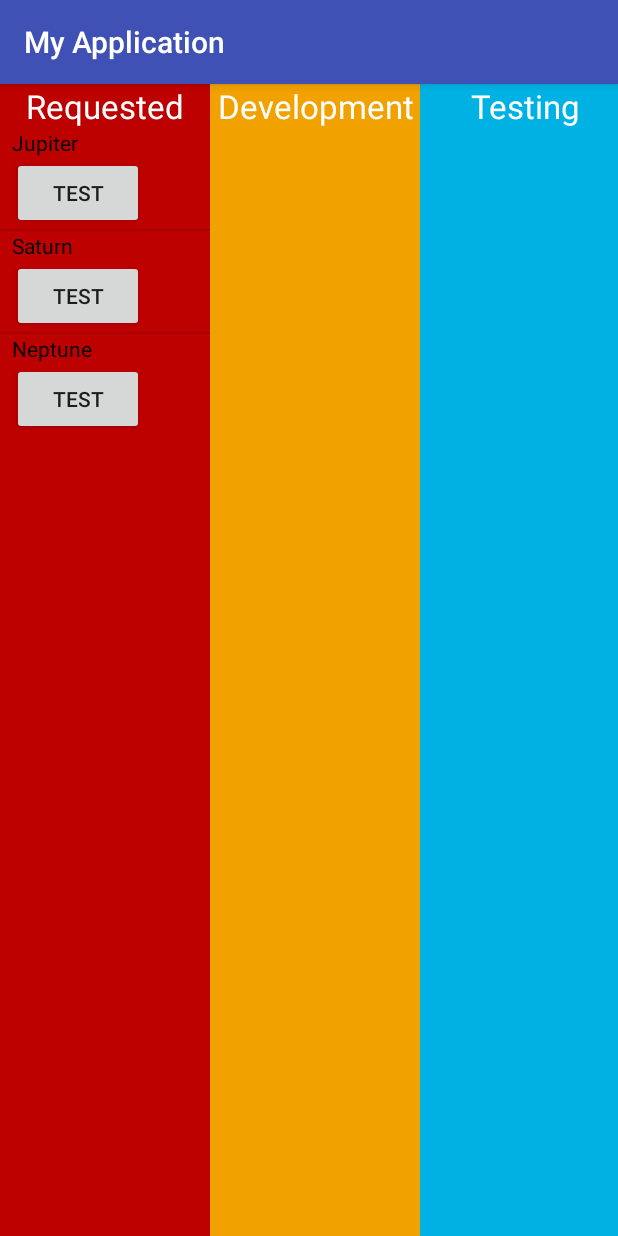
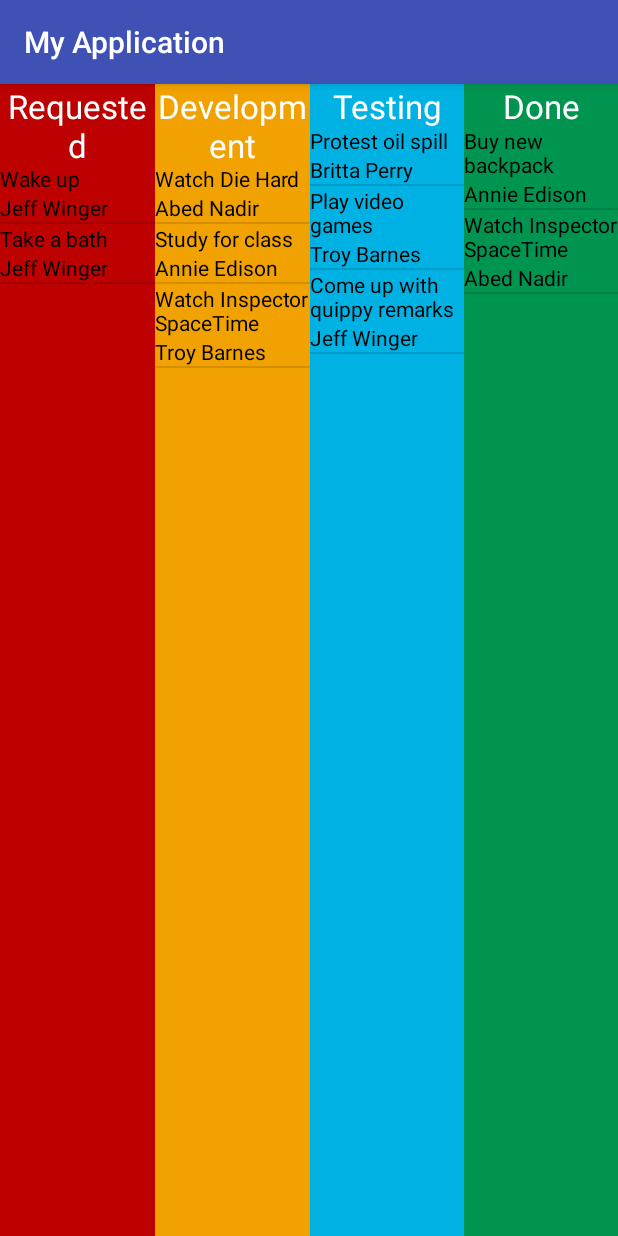
Before and after one commit to vincentfiestada/kanbanize, an Android app: the screen it shows after launch (MainActivity), on a phone screen of 412 x 824 dp. Run offline under Robolectric (Android 15) with nearby library versions, the phone set to English and light mode, and no system bars; pictures from the network do not load; 1 statement that could not run was skipped.

Commit message:
Drag n Drop working

```diff
--- a/app/src/main/AndroidManifest.xml
+++ b/app/src/main/AndroidManifest.xml
@@ -19,7 +19,7 @@
         <service android:name="org.eclipse.paho.android.service.MqttService" >
         </service>
 
-        <activity android:name=".MainActivity">
+        <activity android:name="vcx.myapplication.MainActivity">
             <intent-filter>
                 <action android:name="android.intent.action.MAIN" />
 
--- /dev/null
+++ b/app/src/main/java/vcx/myapplication/DragArgs.java
@@ -0,0 +1,19 @@
+package vcx.myapplication;
+
+import java.util.List;
+import android.view.View;
+
+/**
+ * Holds state information about a Task being dragged
+ */
+public class DragArgs {
+
+    public DragArgs(Task task, View srcView)
+    {
+        this.task = task;
+        this.sourceView = srcView;
+    }
+
+    public View sourceView;
+    public Task task;
+}
--- /dev/null
+++ b/app/src/main/java/vcx/myapplication/ItemDrag.java
@@ -0,0 +1,46 @@
+package vcx.myapplication;
+
+import android.view.DragEvent;
+import android.view.View;
+import android.widget.ListView;
+import android.util.Log;
+
+/**
+ * Handles an item being dragged (see TaskListFragment and TaskListAdapter)
+ */
+class ItemDrag implements View.OnDragListener {
+    @Override
+    public boolean onDrag (View v, DragEvent event) {
+
+        Log.d("Drag", Integer.toString(event.getAction()));
+
+        if (event.getAction() == DragEvent.ACTION_DROP) {
+            Log.d("DragListener", "Dropping");
+            // Parse state of drag event
+            DragArgs passed = (DragArgs) event.getLocalState();
+            Task draggedTask = passed.task;
+            ListView sourceView = (ListView) passed.sourceView.getParent();
+            TaskListAdapter src = (TaskListAdapter) sourceView.getAdapter();
+            // Get destination view and list
+            ListView destView = (ListView) v.getParent();
+            TaskListAdapter dest = (TaskListAdapter) destView.getAdapter();
+            // Remove Task from source and add to destination
+            if (src.getList().remove(draggedTask)) {
+                draggedTask.setStatus(dest.getStatus());
+                dest.getList().add(draggedTask);
+            }
+
+            // Publish to MQTT broker
+            MQTTClient.publishStatusChange(draggedTask.getId(), draggedTask.getStatus());
+
+            // Make sure data binding is updated
+            src.notifyDataSetChanged();
+            dest.notifyDataSetChanged();
+            // Scroll to position of new item (last)
+            destView.smoothScrollToPosition(dest.getCount() - 1);
+
+        }
+
+        return true;
+    }
+}
--- /dev/null
+++ b/app/src/main/java/vcx/myapplication/LongItemClick.java
@@ -0,0 +1,28 @@
+package vcx.myapplication;
+
+import android.content.ClipData;
+import android.view.View;
+import android.widget.AdapterView;
+
+import android.util.Log;
+import java.util.List;
+
+/**
+ * Listener for long item click in TaskListFragment
+ */
+public class LongItemClick implements AdapterView.OnItemLongClickListener {
+    @Override
+    public boolean onItemLongClick (AdapterView<?> parent, View view, int position, long id) {
+        Task selectedTask = (Task) parent.getItemAtPosition (position);
+
+        Log.d("LongItemClick", selectedTask.getName());
+
+        DragArgs state = new DragArgs(selectedTask, view);
+
+        ClipData data = ClipData.newPlainText("taskName", selectedTask.getName());
+        View.DragShadowBuilder shadow = new View.DragShadowBuilder(view);
+        view.startDrag (data, shadow, state, 0);
+
+        return true;
+    }
+}
--- /dev/null
+++ b/app/src/main/java/vcx/myapplication/MQTTClient.java
@@ -0,0 +1,46 @@
+package vcx.myapplication;
+
+import android.util.Log;
+import android.content.Context;
+
+import org.eclipse.paho.android.service.MqttAndroidClient;
+import org.eclipse.paho.client.mqttv3.MqttConnectOptions;
+import org.eclipse.paho.client.mqttv3.MqttException;
+import org.eclipse.paho.client.mqttv3.MqttMessage;
+
+/**
+ * Provides static methods for MQTT transactions
+ */
+public class MQTTClient {
+
+    public MQTTClient(Context context, String serverURL, String name) {
+        if (client == null) {
+            // Create MQTT Client
+            client = new MqttAndroidClient(context, serverURL, name);
+            try
+            {
+                client.connect(new MqttConnectOptions(),
+                        new Reactor(context.getApplicationContext(), Reactor.Action.CONNECT));
+            }
+            catch(Exception e)
+            {
+                Log.d("MQTT", e.getMessage());
+            }
+        }
+    }
+
+    private static MqttAndroidClient client;
+
+    public static void publishStatusChange(long id, Task.Status newStatus)
+    {
+        if (client != null && client.isConnected())
+        {
+            try {
+                client.publish("vcx.kanban", new MqttMessage("Moved".getBytes()));
+            }
+            catch(MqttException e) {
+                Log.d("ERR", e.getMessage());
+            }
+        }
+    }
+}
--- a/app/src/main/java/vcx/myapplication/MainActivity.java
+++ b/app/src/main/java/vcx/myapplication/MainActivity.java
@@ -1,14 +1,7 @@
 package vcx.myapplication;
-
+import android.app.FragmentManager;
 import android.support.v7.app.AppCompatActivity;
 import android.os.Bundle;
-import android.view.View;
-
-import android.util.Log;
-
-import org.eclipse.paho.android.service.*;
-
-import org.eclipse.paho.client.mqttv3.*;
 
 public class MainActivity extends AppCompatActivity {
 
@@ -17,39 +10,33 @@ public class MainActivity extends AppCompatActivity {
         super.onCreate(savedInstanceState);
         setContentView(R.layout.activity_main);
 
-//        // Start the MqttService
-//        this.startService(new Intent(getBaseContext(), MqttService.class));
+        // Initialize Tasks
+        new Tasks();
+
+        // Initialize MQTT Client
+        new MQTTClient(getApplicationContext(), getResources().getString(R.string.broker_uri), "vcx");
+
+        /* --------------------------------------------
+         * Get List Fragments and add tasks to adapters
+         */
+        FragmentManager fm = getFragmentManager();
+        // Column 1 (Requested)
+        TaskListFragment col1 = (TaskListFragment) fm.findFragmentById(R.id.column1);
+        col1.setListAdapter(new TaskListAdapter(this, Tasks.getRequested(), Task.Status.REQUESTED));
+        col1.getListView().setOnItemLongClickListener(new LongItemClick());
+        // Column 2 (Development)
+        TaskListFragment col2 = (TaskListFragment) fm.findFragmentById(R.id.column2);
+        col2.setListAdapter(new TaskListAdapter(this, Tasks.getDevelopment(), Task.Status.DEVELOPMENT));
+        col2.getListView().setOnItemLongClickListener(new LongItemClick());
+        // Column 3 (Testing)
+        TaskListFragment col3 = (TaskListFragment) fm.findFragmentById(R.id.column3);
+        col3.setListAdapter(new TaskListAdapter(this, Tasks.getTesting(), Task.Status.TESTING));
+        col3.getListView().setOnItemLongClickListener(new LongItemClick());
+        // Column 4 (Done)
+        TaskListFragment col4 = (TaskListFragment) fm.findFragmentById(R.id.column4);
+        col4.setListAdapter(new TaskListAdapter(this, Tasks.getDone(), Task.Status.DONE));
+        col4.getListView().setOnItemLongClickListener(new LongItemClick());
     }
 
-    private MqttAndroidClient client;
-
     // TODO: Handle onDragEvent
-    // TODO: Create classes for Task, user
-    // TODO: import MQTT service
-
-    public void notify(View v)
-    {
-        // Create new MQTT client
-        Log.d("click", "Hi");
-
-        if (this.client == null)
-        {
-            // Create MQTT Client
-            this.client = new MqttAndroidClient(getApplicationContext(), getResources().getString(R.string.broker_uri), "test1");
-            try
-            {
-                client.connect(new MqttConnectOptions(),
-                        new Reactor(getBaseContext(), Reactor.Action.CONNECT));
-            }
-            catch(Exception e)
-            {
-                Log.d("Err", e.getMessage());
-            }
-        }
-
-        if (client.isConnected())
-        {
-            Log.d("Hello", "hi");
-        }
-    }
 }
--- /dev/null
+++ b/app/src/main/java/vcx/myapplication/Task.java
@@ -0,0 +1,97 @@
+package vcx.myapplication;
+
+import java.util.HashMap;
+import java.util.StringTokenizer;
+
+/**
+ * Represents a Kanban task
+ */
+public class Task {
+
+    enum Status {
+        REQUESTED,
+        DEVELOPMENT,
+        TESTING,
+        DONE
+    }
+
+    public Task(String name, User user)
+    {
+        this.id = nextId;
+        nextId++;
+        this.name = name;
+        this.assignedUser = user;
+        this.status = Status.REQUESTED;
+    }
+
+    public Task(String name, User user, Status status)
+    {
+        this.id = nextId;
+        nextId++;
+        this.name = name;
+        this.assignedUser = user;
+        this.status = status;
+    }
+
+    public Task(long id, String name, User user)
+    {
+        this.id = id;
+        this.name = name;
+        this.assignedUser = user;
+        this.status = Status.REQUESTED;
+    }
+
+    public Task(long id, String name, User user, Status status)
+    {
+        this.id = id;
+        this.name = name;
+        this.assignedUser = user;
+        this.status = status;
+    }
+
+    private static long nextId = 0;
+    private long id;
+    private String name;
+    private User assignedUser;
+    private Status status;
+
+    /**
+     * ----------------------
+     * Getters and Setters
+     */
+
+    public long getId() {
+        return this.id;
+    }
+
+    public String getName()
+    {
+        return this.name;
+    }
+
+    public void setName(String name)
+    {
+        this.name = name;
+    }
+
+    public User getUser()
+    {
+        return this.assignedUser;
+    }
+
+    public void setUser(User user) {
+        this.assignedUser = user;
+    }
+
+    public Status getStatus() {
+        return this.status;
+    }
+
+    public void setStatus(Status status) {
+        this.status = status;
+    }
+
+    public boolean equals(Task t) {
+        return (id == t.getId());
+    }
+}
--- /dev/null
+++ b/app/src/main/java/vcx/myapplication/TaskListAdapter.java
@@ -0,0 +1,77 @@
+package vcx.myapplication;
+
+import android.app.Activity;
+import android.content.Context;
+import android.view.LayoutInflater;
+import android.view.View;
+import android.view.ViewGroup;
+import android.widget.BaseAdapter;
+import android.widget.TextView;
+
+import java.util.List;
+
+/**
+ * List adapter meant to be used with TaskListFragment
+ */
+public class TaskListAdapter extends BaseAdapter {
+
+    class TaskViewWrapper {
+        TextView titleView;
+        TextView userView;
+    }
+
+    TaskListAdapter(Context context, List<Task> l, Task.Status status) {
+        this.context = context;
+        this.tasks = l;
+        this.status = status;
+    }
+
+    private Context context;
+    private List<Task> tasks;
+    private Task.Status status;
+
+    @Override
+    public int getCount() {
+        return tasks.size();
+    }
+
+    @Override
+    public Object getItem (int position) {
+        return tasks.get(position);
+    }
+
+    @Override
+    public long getItemId (int position) {
+        return position;
+    }
+
+    @Override
+    public View getView (int position, View convertView, ViewGroup parent) {
+        View v = convertView;
+
+        if (v == null) {
+            LayoutInflater inflater = ((Activity) context).getLayoutInflater();
+            v = inflater.inflate(R.layout.task_list_fragment, null);
+
+            TaskViewWrapper taskView = new TaskViewWrapper();
+            taskView.titleView = (TextView) v.findViewById (R.id.task_title_label);
+            taskView.userView = (TextView) v.findViewById(R.id.task_user_label);
+            v.setTag(taskView);
+        }
+
+        TaskViewWrapper taskView = (TaskViewWrapper) v.getTag();
+        taskView.titleView.setText(tasks.get (position).getName());
+        taskView.userView.setText(tasks.get(position).getUser().getName());
+
+        v.setOnDragListener(new ItemDrag());
+
+        return v;
+    }
+
+    public List<Task> getList() {
+        return tasks;
+    }
+    public Task.Status getStatus() {
+        return this.status;
+    }
+}
--- a/app/src/main/java/vcx/myapplication/TaskListFragment.java
+++ b/app/src/main/java/vcx/myapplication/TaskListFragment.java
@@ -6,28 +6,16 @@ import android.view.ViewGroup;
 import android.view.LayoutInflater;
 import android.os.Bundle;
 import android.util.Log;
+import android.widget.AdapterView;
 import android.widget.SimpleAdapter;
 
 import java.util.ArrayList;
 import java.util.HashMap;
+import java.util.Map;
 
 public class TaskListFragment extends ListFragment {
     @Override
     public View onCreateView(LayoutInflater inflater, ViewGroup container, Bundle savedInstanceState) {
-        ArrayList<HashMap<String, String>> planets = new ArrayList<>();
-        HashMap<String, String> jupiter = new HashMap<>();
-        jupiter.put("name", "Jupiter");
-        HashMap<String, String> saturn = new HashMap<>();
-        saturn.put("name", "Saturn");
-        HashMap<String, String> neptune = new HashMap<>();
-        neptune.put("name", "Neptune");
-        planets.add(jupiter);
-        planets.add(saturn);
-        planets.add(neptune);
-        Log.d("v", planets.toString());
-        String[] columns = new String[]{"name"};
-        int[] columnViews = new int[]{R.id.task_title_label};
-        this.setListAdapter(new SimpleAdapter(inflater.getContext(), planets, R.layout.task_list_fragment, columns, columnViews));
         // Let super class handle the grunt work
         return super.onCreateView(inflater, container, savedInstanceState);
     }
--- /dev/null
+++ b/app/src/main/java/vcx/myapplication/Tasks.java
@@ -0,0 +1,92 @@
+package vcx.myapplication;
+
+import java.util.List;
+import java.util.ArrayList;
+import java.util.HashMap;
+
+/**
+ * Static class which represents the collection of tasks
+ */
+public class Tasks {
+
+    public Tasks()
+    {
+        if (tasks_req == null)
+        {
+            tasks_req = new ArrayList<>();
+            tasks_dev = new ArrayList<>();
+            tasks_test = new ArrayList<>();
+            tasks_done = new ArrayList<>();
+        }
+        // TODO: initiate from resource
+        User jeff = new User(1, "Jeff Winger");
+        User abed = new User(2, "Abed Nadir");
+        User annie = new User(3, "Annie Edison");
+        User troy = new User(4, "Troy Barnes");
+        User britta = new User(4, "Britta Perry");
+        add(new Task("Wake up", jeff));
+        add(new Task("Take a bath", jeff));
+        add(new Task("Watch Die Hard", abed, Task.Status.DEVELOPMENT));
+        add(new Task("Study for class", annie, Task.Status.DEVELOPMENT));
+        add(new Task("Protest oil spill", britta, Task.Status.TESTING));
+        add(new Task("Play video games", troy, Task.Status.TESTING));
+        add(new Task("Buy new backpack", annie, Task.Status.DONE));
+        add(new Task("Watch Inspector SpaceTime", abed, Task.Status.DONE));
+        add(new Task("Watch Inspector SpaceTime", troy, Task.Status.DEVELOPMENT));
+        add(new Task("Come up with quippy remarks", jeff, Task.Status.TESTING));
+    }
+
+    private static ArrayList<Task> tasks_req;
+    private static ArrayList<Task> tasks_dev;
+    private static ArrayList<Task> tasks_test;
+    private static ArrayList<Task> tasks_done;
+
+    /**
+     * Make sure lists of tasks have been initialized
+     */
+    private static void ensureTasks()
+    {
+        if (tasks_req == null)
+        {
+            new Tasks();
+        }
+    }
+
+    public static List<Task> getRequested() {
+        ensureTasks();
+        return tasks_req;
+    }
+
+    public static List<Task> getDevelopment() {
+        ensureTasks();
+        return tasks_dev;
+    }
+
+    public static List<Task> getTesting() {
+        ensureTasks();
+        return tasks_test;
+    }
+
+    public static List<Task> getDone() {
+        ensureTasks();
+        return tasks_done;
+    }
+
+    public static boolean add(Task task)
+    {
+        ensureTasks();
+        switch(task.getStatus()) {
+            case REQUESTED:
+                return tasks_req.add(task);
+            case DEVELOPMENT:
+                return tasks_dev.add(task);
+            case TESTING:
+                return tasks_test.add(task);
+            case DONE:
+                return tasks_done.add(task);
+            default:
+                return false;
+        }
+    }
+
+}
--- /dev/null
+++ b/app/src/main/java/vcx/myapplication/User.java
@@ -0,0 +1,26 @@
+package vcx.myapplication;
+
+/**
+ * Represents a user that a task can be assigned to
+ */
+public class User {
+    public User(int id, String name)
+    {
+        this.id = id;
+        this.name = name;
+    }
+
+    private int id;
+    private String name;
+
+    /** -------------------
+     * Getters and setters
+     */
+    public int getId() {
+        return this.id;
+    }
+
+    public String getName() {
+        return this.name;
+    }
+}
--- a/app/src/main/res/layout/activity_main.xml
+++ b/app/src/main/res/layout/activity_main.xml
@@ -1,14 +1,14 @@
 <?xml version="1.0" encoding="utf-8"?>
-<GridLayout xmlns:android="http://schemas.android.com/apk/res/android"
+<LinearLayout xmlns:android="http://schemas.android.com/apk/res/android"
         xmlns:tools="http://schemas.android.com/tools"
-        android:layout_width="match_parent"
-        android:layout_height="match_parent"
+        android:layout_width="fill_parent"
+        android:layout_height="fill_parent"
         android:layout_alignParentTop="true"
         android:layout_alignParentLeft="true"
         android:layout_alignParentStart="true"
-        android:columnCount="4"
-        tools:context=".MainActivity">
-
+        android:orientation="horizontal"
+        tools:context=".MainActivity"
+    android:gravity="start">
 
     <!-- Dummy UI for now -->
 
@@ -16,62 +16,86 @@
         android:orientation="vertical"
         android:layout_width="140dp"
         android:layout_height="match_parent"
-        android:layout_row="0"
-        android:layout_column="0"
-        android:background="#bd0000">
+        android:background="#bd0000"
+        android:layout_gravity="center"
+        android:layout_weight="0.25">
 
         <TextView
             android:layout_width="match_parent"
             android:layout_height="wrap_content"
             android:textAppearance="?android:attr/textAppearanceLarge"
             android:text="@string/column1_label"
-            style="@style/ColumnLabelStyle" />
+            style="@style/ColumnLabelStyle"
+            android:layout_weight="0.05" />
         <fragment
-            android:id="@+id/country_fragment"
+            android:id="@+id/column1"
             android:name="vcx.myapplication.TaskListFragment"
             android:layout_width="fill_parent"
-            android:layout_height="wrap_content" />
+            android:layout_height="fill_parent"
+            tools:layout="@android:layout/simple_list_item_1"
+            android:layout_weight="1" />
     </LinearLayout>
     <LinearLayout
         android:orientation="vertical"
         android:layout_width="140dp"
         android:layout_height="match_parent"
-        android:layout_row="0"
-        android:layout_column="1"
-        android:background="#f1a100">
+        android:background="#f1a100"
+        android:layout_weight="0.25">
         <TextView
             android:layout_width="match_parent"
             android:layout_height="wrap_content"
             android:textAppearance="?android:attr/textAppearanceLarge"
             android:text="@string/column2_label"
-            style="@style/ColumnLabelStyle" />
+            style="@style/ColumnLabelStyle"
+            android:layout_weight="0.05" />
+        <fragment
+            android:id="@+id/column2"
+            android:name="vcx.myapplication.TaskListFragment"
+            android:layout_width="fill_parent"
+            android:layout_height="fill_parent"
+            tools:layout="@android:layout/simple_list_item_1"
+            android:layout_weight="1" />
     </LinearLayout>
     <LinearLayout
         android:orientation="vertical"
         android:layout_width="140dp"
         android:layout_height="match_parent"
-        android:layout_row="0"
-        android:layout_column="2"
-        android:background="#00b2e3">
+        android:background="#00b2e3"
+        android:layout_weight="0.25">
         <TextView
             android:layout_width="match_parent"
             android:layout_height="wrap_content"
             android:textAppearance="?android:attr/textAppearanceLarge"
             android:text="@string/column3_label"
-            style="@style/ColumnLabelStyle" />
+            style="@style/ColumnLabelStyle"
+            android:layout_weight="0.05" />
+        <fragment
+            android:id="@+id/column3"
+            android:name="vcx.myapplication.TaskListFragment"
+            android:layout_width="fill_parent"
+            android:layout_height="fill_parent"
+            tools:layout="@android:layout/simple_list_item_1"
+            android:layout_weight="1" />
     </LinearLayout>
     <LinearLayout
         android:orientation="vertical"
         android:layout_width="140dp"
         android:layout_height="match_parent"
-        android:layout_row="0"
-        android:layout_column="3"
-        android:background="#009451">
+        android:background="#009451"
+        android:layout_weight="0.25">
         <TextView
             android:layout_width="match_parent"
             android:layout_height="wrap_content"
             android:textAppearance="?android:attr/textAppearanceLarge"
             android:text="@string/column4_label"
-            style="@style/ColumnLabelStyle" />
+            style="@style/ColumnLabelStyle"
+            android:layout_weight="0.05" />
+        <fragment
+            android:id="@+id/column4"
+            android:name="vcx.myapplication.TaskListFragment"
+            android:layout_width="fill_parent"
+            android:layout_height="fill_parent"
+            tools:layout="@android:layout/simple_list_item_1"
+            android:layout_weight="1" />
     </LinearLayout>
-</GridLayout>
+</LinearLayout>
--- a/app/src/main/res/layout/task_list_fragment.xml
+++ b/app/src/main/res/layout/task_list_fragment.xml
@@ -1,10 +1,10 @@
 <?xml version="1.0" encoding="utf-8"?>
 <LinearLayout xmlns:android="http://schemas.android.com/apk/res/android"
     android:orientation="vertical"
-    android:layout_width="match_parent"
-    android:layout_height="match_parent"
-    android:paddingLeft="8dp"
-    android:paddingRight="8dp">
+    android:layout_width="fill_parent"
+    android:layout_height="fill_parent"
+    android:paddingLeft="0dp"
+    android:paddingRight="0dp">
 
     <TextView
         android:id="@+id/task_title_label"
@@ -12,10 +12,10 @@
         android:layout_height="wrap_content"
         android:textColor="#000"/>
 
-    <Button
-        android:text="@string/test_button_label"
-        android:layout_width="wrap_content"
+    <TextView
+        android:id="@+id/task_user_label"
+        android:layout_width="match_parent"
         android:layout_height="wrap_content"
-        android:onClick="notify"/>
+        android:textColor="#000"/>
 
 </LinearLayout>
--- a/app/src/main/res/values/strings.xml
+++ b/app/src/main/res/values/strings.xml
@@ -6,6 +6,7 @@
     <string name="column4_label">Done</string>
 
     <string name="test_button_label">Test</string>
+    <string name="move_button_label">Move to Development</string>
 
     <string name="broker_uri">tcp://m2m.eclipse.org:1883</string>
 </resources>
```
